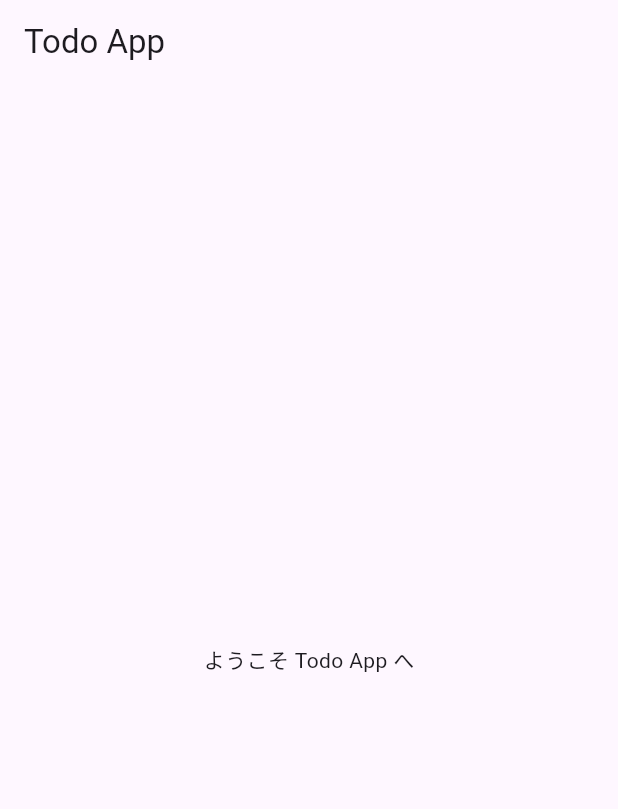
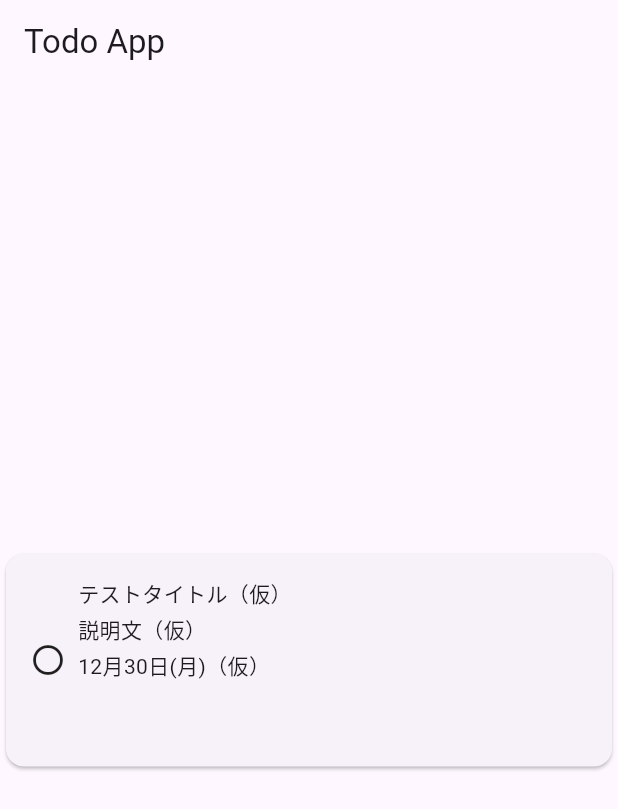
Before and after one commit to Yusaku-KASAI/testflutter, a Flutter app: the screen it shows after launch, on a phone screen of 412 x 824 dp. Shown: the top 809 px of the screen. Run offline on Flutter 3.47's test engine with Material 3 defaults, Android fonts, the phone set to English and light mode, and no system bars.

Commit message:
tmep todo card

```diff
--- a/lib/main.dart
+++ b/lib/main.dart
@@ -11,7 +11,32 @@ class MyApp extends StatelessWidget {
       title: 'Todo App',
       home: Scaffold(
         appBar: AppBar(title: const Text('Todo App')),
-        body: const Center(child: Text('ようこそ Todo App へ')),
+        body: Center(
+          child: SizedBox(
+            height: 150,
+            child: Card(
+              child: Padding(
+                padding: const EdgeInsets.all(16),
+                child: Row(
+                  children: const [
+                    Icon(Icons.radio_button_unchecked),
+                    SizedBox(width: 8),
+                    Column(
+                      crossAxisAlignment: CrossAxisAlignment.start,
+                      children: const [
+                        Text('テストタイトル（仮）'),
+                        SizedBox(height: 4),
+                        Text('説明文（仮）'),
+                        SizedBox(height: 4),
+                        Text('12月30日(月)（仮）'),
+                      ],
+                    ),
+                  ],
+                ),
+              ),
+            ),
+          ),
+        ),
       ),
     );
   }
```
